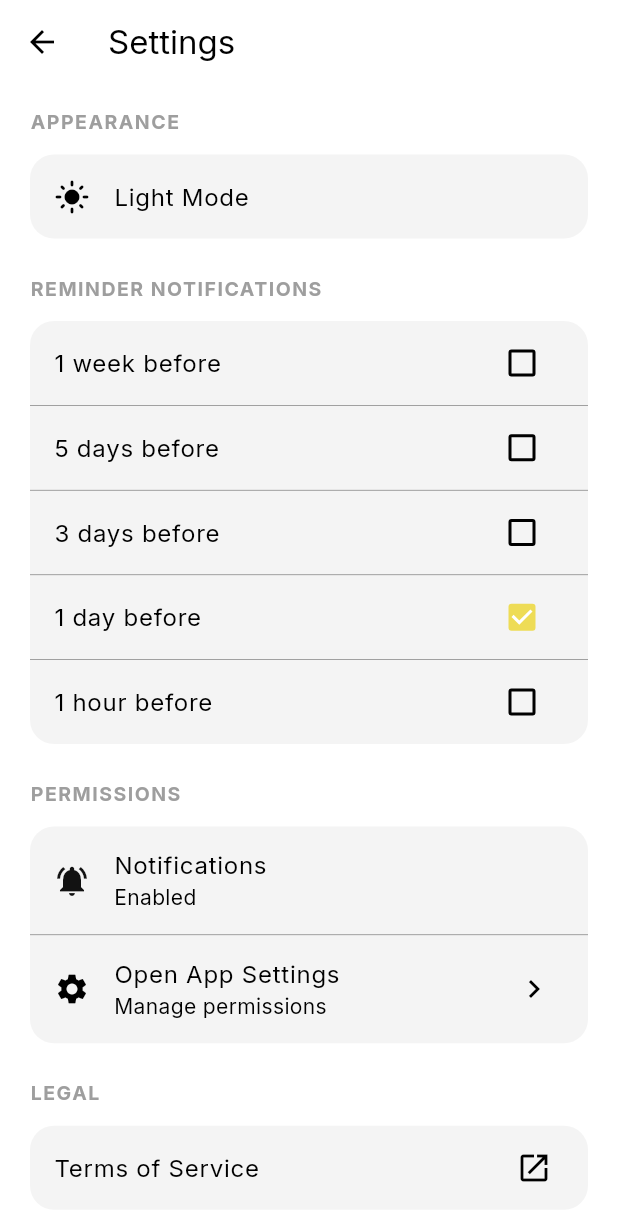
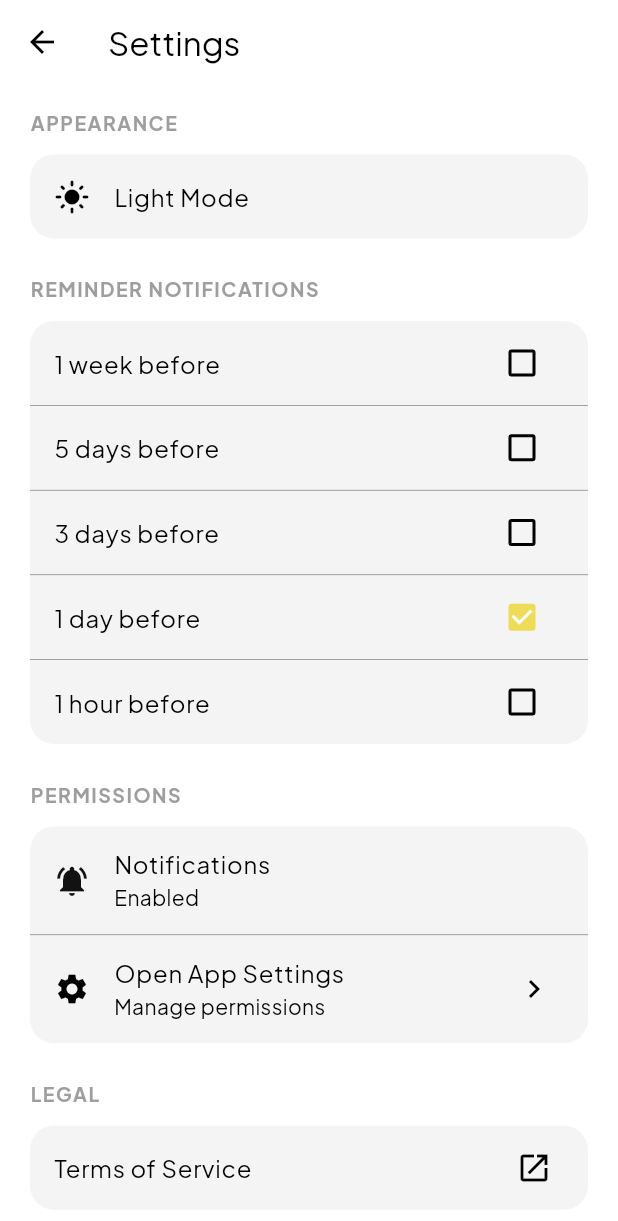
Before and after one commit to ganhuilin015/flutter-note-app, a Flutter app: the screen it shows after launch, after a tap on the "menu" icon, on a phone screen of 412 x 824 dp. Shown: the top 1221 px of the screen. Run offline on Flutter 3.47's test engine with Material 3 defaults, Android fonts, the phone set to English and light mode, and no system bars; our stand-ins replace flutter_local_notifications, flutter_slidable, google_fonts, hive_ce, hive_ce_flutter, permission_handler and 3 more; accounts and stored records are empty; generated files the repository leaves out were written again.

Commit message:
Change font type

```diff
--- a/lib/theme/app_theme.dart
+++ b/lib/theme/app_theme.dart
@@ -15,7 +15,7 @@ class AppTheme {
       surface: AppColors.lightBackground,
       onSurface: Colors.black,
     ),
-    fontFamily: GoogleFonts.inter().fontFamily,
+    fontFamily: GoogleFonts.plusJakartaSans().fontFamily,
     useMaterial3: true,
   );
 
@@ -31,7 +31,7 @@ class AppTheme {
       surface: AppColors.darkBackground,
       onSurface: Colors.white,
     ),
-    fontFamily: GoogleFonts.poppins().fontFamily,
+    fontFamily: GoogleFonts.plusJakartaSans().fontFamily,
     useMaterial3: true,
   );
 }
```
